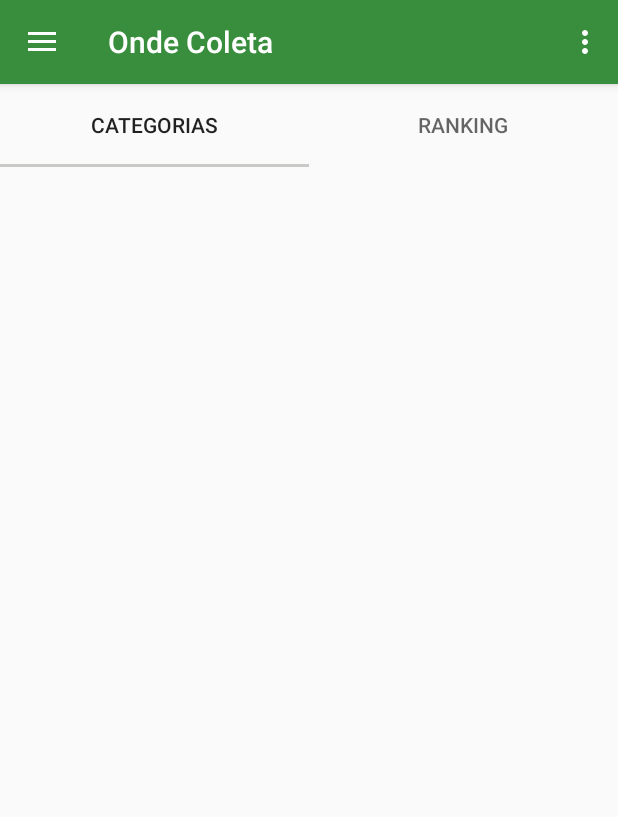
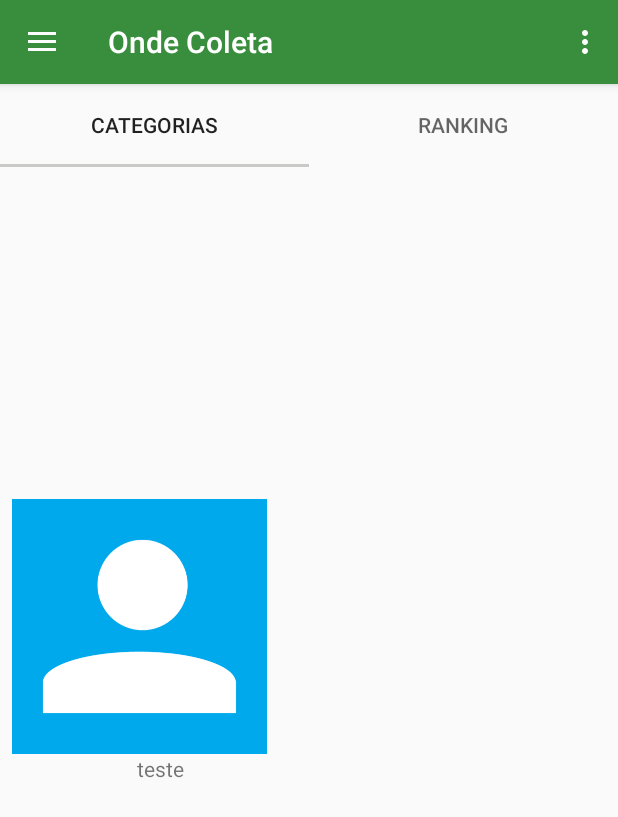
Before and after one commit to rodrigobecher/ondeReciclaAndroid, an Android app: the FragmentCategorias screen opened directly, with no data from a screen before it, on a phone screen of 412 x 824 dp. Shown: the top 817 px of the screen. Run offline under Robolectric (Android 15) with nearby library versions, the phone set to English and light mode, and no system bars.

Commit message:
Ajuste GridView
GridView funcionando neste commit.

```diff
--- a/app/src/main/java/senac/tcc/rodrigo/GridAdapter.java
+++ b/app/src/main/java/senac/tcc/rodrigo/GridAdapter.java
@@ -8,6 +8,7 @@ import android.widget.BaseAdapter;
 import android.widget.ImageView;
 import android.widget.TextView;
 
+import senac.tcc.rodrigo.ondeReciclaAndroid.FragmentCategorias;
 import senac.tcc.rodrigo.onderecicla.R;
 
 /**
@@ -17,18 +18,26 @@ import senac.tcc.rodrigo.onderecicla.R;
 public class GridAdapter extends BaseAdapter {
 
     Context context;
-    private  String [] valores;
-    private  int [] imagens;
+    private  final String [] valores;
+    private final int [] imagens;
 
     View view;
     LayoutInflater layoutInflater;
 
-    public GridAdapter(Context context, String[] valores, int imagens[]) {
+    FragmentCategorias fragmentCategorias;
+
+    public GridAdapter(Context context, String[] valores, int[] imagens) {
         this.context = context;
         this.valores = valores;
         this.imagens = imagens;
     }
 
+/*    public GridAdapter(FragmentCategorias fragmentCategorias, String[] valores, int[] imagens) {
+        this.fragmentCategorias = fragmentCategorias;
+        this.valores = valores;
+        this.imagens = imagens;
+    }
+*/
     @Override
     public int getCount() {
         return valores.length;
@@ -46,15 +55,18 @@ public class GridAdapter extends BaseAdapter {
 
     @Override
     public View getView(int position, View convertView, ViewGroup parent) {
-        if (convertView == null) {
-            convertView = LayoutInflater.from(context).inflate(R.layout.item_categoria, null);
-        }
+        layoutInflater = (LayoutInflater) context.getSystemService(Context.LAYOUT_INFLATER_SERVICE);
+
+        if (convertView == null){
+            view = new View(context);
+            view = layoutInflater.inflate(R.layout.item_categoria,null);
             ImageView imageView = (ImageView) view.findViewById(R.id.foto_categoria);
             TextView textView = (TextView) view.findViewById(R.id.txtCategoria);
-            imageView.setImageResource(imagens[position]);
+            //imageView.setImageResource(imagens[position]);
             textView.setText(valores[position]);
+        }
 
-        return convertView;
+        return view;
 
 
     }
--- a/app/src/main/java/senac/tcc/rodrigo/ondeReciclaAndroid/FragmentCategorias.java
+++ b/app/src/main/java/senac/tcc/rodrigo/ondeReciclaAndroid/FragmentCategorias.java
@@ -6,25 +6,61 @@ import android.support.v4.app.Fragment;
 import android.view.LayoutInflater;
 import android.view.View;
 import android.view.ViewGroup;
+import android.widget.GridView;
 
+import senac.tcc.rodrigo.GridAdapter;
+import senac.tcc.rodrigo.ondeReciclaAndroid.senac.tcc.rodrigo.onderecicla.model.Cliente;
 import senac.tcc.rodrigo.onderecicla.R;
 
 /**
  * A simple {@link Fragment} subclass.
  */
 public class FragmentCategorias extends Fragment {
-
+    private GridView gridView;
+    private Cliente cliente;
+    private  int [] imagens;
+    private  String [] valores;
 
     public FragmentCategorias() {
         // Required empty public constructor
     }
+/*
+    @Override
+    public void onCreate(Bundle savedInstanceState) {
+        super.onCreate(savedInstanceState);
+        String[] valores = new String[]{
+                new String("teste")
+        };
+        imagens = new int[1];
 
+        imagens[0] = 1;
+        gridView = (GridView) gridView.findViewById(R.id.gridView);
+
+        GridAdapter gridAdapter = new GridAdapter(this,valores, imagens);
+
+        gridView.setAdapter(gridAdapter);
+    }
+*/
 
     @Override
     public View onCreateView(LayoutInflater inflater, ViewGroup container,
                              Bundle savedInstanceState) {
         // Inflate the layout for this fragment
-        return inflater.inflate(R.layout.fragment_fragment_categorias, container, false);
+        String[] valores = new String[]{
+                new String("teste")
+        };
+        imagens = new int[1];
+
+        imagens[0] = 1;
+
+        View rootView = inflater.inflate(R.layout.fragment_fragment_categorias, container, false);
+
+        gridView = (GridView) rootView.findViewById(R.id.gridView);
+
+        GridAdapter gridAdapter = new GridAdapter(getContext(),valores, imagens);
+
+        gridView.setAdapter(gridAdapter);
+        return rootView;
     }
 
 }
--- a/app/src/main/java/senac/tcc/rodrigo/ondeReciclaAndroid/activity_menu_cliente_deslizante.java
+++ b/app/src/main/java/senac/tcc/rodrigo/ondeReciclaAndroid/activity_menu_cliente_deslizante.java
@@ -65,11 +65,11 @@ public class activity_menu_cliente_deslizante extends AppCompatActivity
         navigationView.setNavigationItemSelectedListener(this);
         View headerView = navigationView.getHeaderView(0);
 
-        TextView nome = (TextView) headerView.findViewById(R.id.nome_cliente);
+/*        TextView nome = (TextView) headerView.findViewById(R.id.nome_cliente);
         nome.setText(cliente.getNome());
         TextView email = (TextView) headerView.findViewById(R.id.email_cliente);
         email.setText(cliente.getEmail());
-
+*/
         ViewPager viewPager = (ViewPager) findViewById(R.id.viewpager);
         viewPager.setAdapter(new MyAdapter(getSupportFragmentManager()));
 
@@ -84,9 +84,13 @@ public class activity_menu_cliente_deslizante extends AppCompatActivity
         imagens = new int[1];
 
         imagens[0] = 1;
-        //  gridView = (GridView) tabLayout.findViewById(R.id.gridCategorias);
-       // GridAdapter gridAdapter = new GridAdapter(this, valores, imagens);
-       // gridView.setAdapter(gridAdapter);
+        /*
+        gridView = (GridView) findViewById(R.id.gridView);
+
+
+        GridAdapter gridAdapter = new GridAdapter(this,valores, imagens);
+
+        gridView.setAdapter(gridAdapter);*/
 
     }
 
--- a/app/src/main/res/layout/app_bar_activity_menu_cliente_deslizante.xml
+++ b/app/src/main/res/layout/app_bar_activity_menu_cliente_deslizante.xml
@@ -5,6 +5,20 @@
     android:layout_width="match_parent"
     android:layout_height="match_parent"
     tools:context="senac.tcc.rodrigo.ondeReciclaAndroid.activity_menu_cliente_deslizante">
+
+    <android.support.design.widget.AppBarLayout
+        android:layout_width="match_parent"
+        android:layout_height="wrap_content"
+        android:theme="@style/AppTheme.AppBarOverlay">
+
+        <android.support.v7.widget.Toolbar
+            android:id="@+id/toolbar"
+            android:layout_width="match_parent"
+            android:layout_height="?attr/actionBarSize"
+            android:background="?attr/colorPrimary"
+            app:popupTheme="@style/AppTheme.PopupOverlay" />
+
+    </android.support.design.widget.AppBarLayout>
 
     <android.support.v4.view.ViewPager
         android:id="@+id/viewpager"
@@ -30,19 +44,6 @@
             android:text="Center" />
 
     </android.support.design.widget.TabLayout>
-    <android.support.design.widget.AppBarLayout
-        android:layout_width="match_parent"
-        android:layout_height="wrap_content"
-        android:theme="@style/AppTheme.AppBarOverlay">
-
-        <android.support.v7.widget.Toolbar
-            android:id="@+id/toolbar"
-            android:layout_width="match_parent"
-            android:layout_height="?attr/actionBarSize"
-            android:background="?attr/colorPrimary"
-            app:popupTheme="@style/AppTheme.PopupOverlay" />
-
-    </android.support.design.widget.AppBarLayout>
 
     <include
         android:id="@+id/include"
--- a/app/src/main/res/layout/fragment_fragment_categorias.xml
+++ b/app/src/main/res/layout/fragment_fragment_categorias.xml
@@ -9,19 +9,23 @@
     <!-- TODO: Update blank fragment layout -->
 
 
-    <GridLayout
-        android:id="@+id/gridCategorias"
+    <GridView
+        android:id="@+id/gridView"
         android:layout_width="0dp"
-        android:layout_height="0dp"
+        android:layout_height="483dp"
         android:layout_marginBottom="8dp"
         android:layout_marginEnd="8dp"
         android:layout_marginStart="8dp"
         android:layout_marginTop="8dp"
-        android:columnCount="2"
+        android:clipToPadding="false"
+        android:gravity="center"
+        android:numColumns="auto_fit"
+        android:scrollbarStyle="outsideOverlay"
         app:layout_constraintBottom_toBottomOf="parent"
         app:layout_constraintEnd_toEndOf="parent"
+        app:layout_constraintHorizontal_bias="0.0"
         app:layout_constraintStart_toStartOf="parent"
-        app:layout_constraintTop_toTopOf="parent">
+        app:layout_constraintTop_toTopOf="parent"
+        app:layout_constraintVertical_bias="1.0" />
 
-    </GridLayout>
 </android.support.constraint.ConstraintLayout>
--- a/app/src/main/res/layout/item_categoria.xml
+++ b/app/src/main/res/layout/item_categoria.xml
@@ -1,13 +1,13 @@
 <?xml version="1.0" encoding="utf-8"?>
 <LinearLayout xmlns:android="http://schemas.android.com/apk/res/android"
-    android:layout_width="150dp"
-    android:layout_height="180dp"
+    android:layout_width="170dp"
+    android:layout_height="190dp"
     android:orientation="vertical">
 
     <ImageView
         android:id="@+id/foto_categoria"
-        android:layout_width="150dp"
-        android:layout_height="150dp"
+        android:layout_width="170dp"
+        android:layout_height="170dp"
         android:src="@drawable/person" />
 
     <TextView
--- a/app/src/main/res/values/styles.xml
+++ b/app/src/main/res/values/styles.xml
@@ -6,6 +6,7 @@
         <item name="colorPrimary">@color/colorPrimary</item>
         <item name="colorPrimaryDark">@color/colorPrimaryDark</item>
         <item name="colorAccent">@color/colorAccent</item>
+        <item name="windowActionModeOverlay">true</item>
     </style>
 
     <style name="AppTheme.NoActionBar">
```
